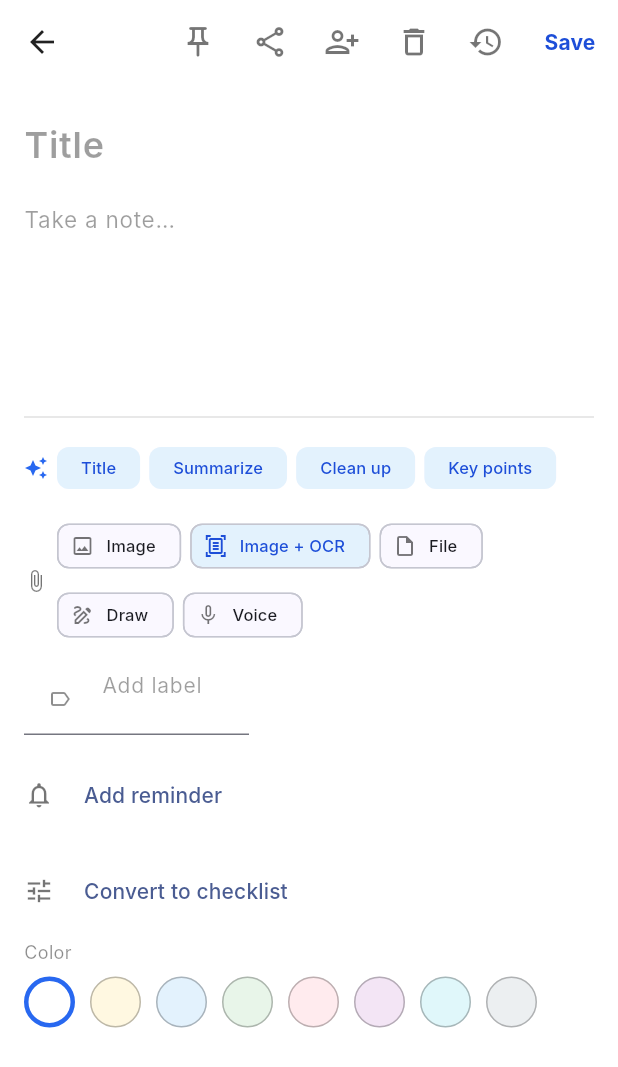
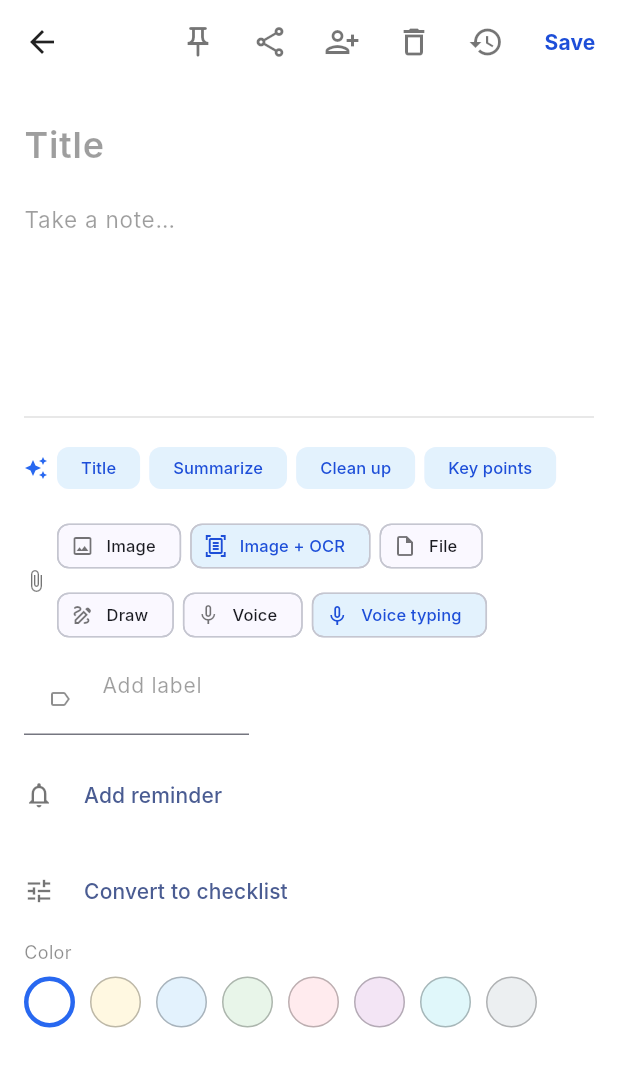
Before and after one commit to amithkukllod777/Kukkeep, a Flutter app: the NoteEditorScreen screen opened directly with sample values from the repository, on a phone screen of 412 x 824 dp. Shown: the top 1067 px of the screen. Run offline on Flutter 3.47's test engine with Material 3 defaults, Android fonts, the phone set to English and light mode, and no system bars; our stand-ins replace app_links, audioplayers, cached_network_image, file_picker, firebase_core, firebase_crashlytics and 9 more; missing offline and left inert: app_settings, home_widget, receive_sharing_intent, record; accounts and stored records are empty; network calls fail; Roboto replaces fonts that are missing (Inter).

Commit message:
On-device voice typing (dictate to text — no API key, no cost)
Answers 'why a separate key?' — Anthropic can't transcribe audio, so the
Whisper path needs OpenAI/Groq/forge. This adds a key-free alternative:
dictation using the phone's own speech recognizer (speech_to_text).

- Editor: a 'Voice typing' chip (next to Voice record) opens a listening
  sheet showing live recognized words + Stop; on stop the text is inserted
  into the note (new checklist item, or appended to the body). Uses the
  device locale.
- pubspec: speech_to_text ^7.0.0.
- CI (both workflows): inject the <queries> RecognitionService intent
  (Android 11+ package visibility); RECORD_AUDIO already present.
- l10n: _stt gains voice_typing / listening / stop / speech_unavailable
  (12 languages).

This is separate from the server 'Transcribe' button (which turns an
existing recording into text via Whisper, and needs a key). Voice typing
needs neither a key nor a network round-trip on devices with on-device
recognition. Native manifest change → needs a build to verify.

Bump version to 2.7.0+60. No build triggered (golden rule).

Co-Authored-By: Claude Opus 4.8 <noreply@anthropic.com>
Claude-Session: https://claude.ai/code/session_01SN4idYogvC4E78wu3rjf1X

```diff
--- a/lib/l10n/strings.dart
+++ b/lib/l10n/strings.dart
@@ -672,16 +672,16 @@ const Map<String, Map<String, String>> _collab = {
 
 // Voice-transcription strings. tr() falls back to English.
 const Map<String, Map<String, String>> _stt = {
-  'en': {'transcribe': 'Transcribe', 'transcribed': 'Transcribed', 'no_speech': 'No speech detected'},
-  'hi': {'transcribe': 'लिप्यंतरण', 'transcribed': 'लिप्यंतरण हो गया', 'no_speech': 'कोई आवाज़ नहीं मिली'},
-  'bn': {'transcribe': 'প্রতিলিপি', 'transcribed': 'প্রতিলিপি হয়েছে', 'no_speech': 'কোনো কথা পাওয়া যায়নি'},
-  'es': {'transcribe': 'Transcribir', 'transcribed': 'Transcrito', 'no_speech': 'No se detectó voz'},
-  'pt': {'transcribe': 'Transcrever', 'transcribed': 'Transcrito', 'no_speech': 'Nenhuma fala detectada'},
-  'fr': {'transcribe': 'Transcrire', 'transcribed': 'Transcrit', 'no_speech': 'Aucune parole détectée'},
-  'de': {'transcribe': 'Transkribieren', 'transcribed': 'Transkribiert', 'no_speech': 'Keine Sprache erkannt'},
-  'ru': {'transcribe': 'Расшифровать', 'transcribed': 'Расшифровано', 'no_speech': 'Речь не обнаружена'},
-  'ar': {'transcribe': 'تفريغ نصي', 'transcribed': 'تم التفريغ', 'no_speech': 'لم يتم اكتشاف كلام'},
-  'zh': {'transcribe': '转文字', 'transcribed': '已转文字', 'no_speech': '未检测到语音'},
-  'ja': {'transcribe': '文字起こし', 'transcribed': '文字起こし完了', 'no_speech': '音声が検出されません'},
-  'id': {'transcribe': 'Transkrip', 'transcribed': 'Ditranskrip', 'no_speech': 'Tidak ada ucapan terdeteksi'},
+  'en': {'transcribe': 'Transcribe', 'transcribed': 'Transcribed', 'no_speech': 'No speech detected', 'voice_typing': 'Voice typing', 'listening': 'Listening…', 'stop': 'Stop', 'speech_unavailable': 'Speech recognition unavailable on this device'},
+  'hi': {'transcribe': 'लिप्यंतरण', 'transcribed': 'लिप्यंतरण हो गया', 'no_speech': 'कोई आवाज़ नहीं मिली', 'voice_typing': 'बोलकर लिखें', 'listening': 'सुन रहे हैं…', 'stop': 'रोकें', 'speech_unavailable': 'इस डिवाइस पर वॉइस पहचान उपलब्ध नहीं'},
+  'bn': {'transcribe': 'প্রতিলিপি', 'transcribed': 'প্রতিলিপি হয়েছে', 'no_speech': 'কোনো কথা পাওয়া যায়নি', 'voice_typing': 'কণ্ঠে টাইপ', 'listening': 'শুনছি…', 'stop': 'থামুন', 'speech_unavailable': 'এই ডিভাইসে ভয়েস শনাক্তকরণ নেই'},
+  'es': {'transcribe': 'Transcribir', 'transcribed': 'Transcrito', 'no_speech': 'No se detectó voz', 'voice_typing': 'Dictado de voz', 'listening': 'Escuchando…', 'stop': 'Detener', 'speech_unavailable': 'Reconocimiento de voz no disponible en este dispositivo'},
+  'pt': {'transcribe': 'Transcrever', 'transcribed': 'Transcrito', 'no_speech': 'Nenhuma fala detectada', 'voice_typing': 'Ditado por voz', 'listening': 'Ouvindo…', 'stop': 'Parar', 'speech_unavailable': 'Reconhecimento de voz indisponível neste aparelho'},
+  'fr': {'transcribe': 'Transcrire', 'transcribed': 'Transcrit', 'no_speech': 'Aucune parole détectée', 'voice_typing': 'Saisie vocale', 'listening': 'Écoute…', 'stop': 'Arrêter', 'speech_unavailable': 'Reconnaissance vocale indisponible sur cet appareil'},
+  'de': {'transcribe': 'Transkribieren', 'transcribed': 'Transkribiert', 'no_speech': 'Keine Sprache erkannt', 'voice_typing': 'Spracheingabe', 'listening': 'Höre zu…', 'stop': 'Stopp', 'speech_unavailable': 'Spracherkennung auf diesem Gerät nicht verfügbar'},
+  'ru': {'transcribe': 'Расшифровать', 'transcribed': 'Расшифровано', 'no_speech': 'Речь не обнаружена', 'voice_typing': 'Голосовой ввод', 'listening': 'Слушаю…', 'stop': 'Стоп', 'speech_unavailable': 'Распознавание речи недоступно на этом устройстве'},
+  'ar': {'transcribe': 'تفريغ نصي', 'transcribed': 'تم التفريغ', 'no_speech': 'لم يتم اكتشاف كلام', 'voice_typing': 'الكتابة بالصوت', 'listening': 'جارٍ الاستماع…', 'stop': 'إيقاف', 'speech_unavailable': 'التعرف على الكلام غير متاح على هذا الجهاز'},
+  'zh': {'transcribe': '转文字', 'transcribed': '已转文字', 'no_speech': '未检测到语音', 'voice_typing': '语音输入', 'listening': '正在聆听…', 'stop': '停止', 'speech_unavailable': '此设备不支持语音识别'},
+  'ja': {'transcribe': '文字起こし', 'transcribed': '文字起こし完了', 'no_speech': '音声が検出されません', 'voice_typing': '音声入力', 'listening': '聞き取り中…', 'stop': '停止', 'speech_unavailable': 'この端末では音声認識を利用できません'},
+  'id': {'transcribe': 'Transkrip', 'transcribed': 'Ditranskrip', 'no_speech': 'Tidak ada ucapan terdeteksi', 'voice_typing': 'Ketik suara', 'listening': 'Mendengarkan…', 'stop': 'Berhenti', 'speech_unavailable': 'Pengenalan suara tidak tersedia di perangkat ini'},
 };
--- a/lib/note_colors.dart
+++ b/lib/note_colors.dart
@@ -56,8 +56,8 @@ const String kPrivacyUrl = 'https://kuklabs.com/privacy';
 const String kSupportUrl = 'https://kuklabs.com/support';
 // App version shown in Settings → About as "Version x.y.z (Build n)"
 // (KUKLABS_MASTER_STANDARD.md §12.2). Keep in sync with pubspec `version`.
-const String kAppVersion = '2.6.9';
-const int kAppBuild = 59;
+const String kAppVersion = '2.7.0';
+const int kAppBuild = 60;
 
 // Display headings share the primary sans family (no serif in product UI).
 const String kDisplayFont = kFont;
--- a/pubspec.yaml
+++ b/pubspec.yaml
@@ -1,7 +1,7 @@
 name: kukkeep
 description: KukKeep — native notes, checklists & reminders (Flutter). Connects to your KukLabs account.
 publish_to: 'none'
-version: 2.6.9+59
+version: 2.7.0+60
 
 environment:
   sdk: '>=3.4.0 <4.0.0'
@@ -37,6 +37,7 @@ dependencies:
   share_plus: ^11.0.0                    # share a note's text to other apps + export notes to a file (Keep parity)
   receive_sharing_intent: ^1.8.0         # receive text/URLs shared FROM other apps into a new note (Keep parity)
   home_widget: ^0.6.0                     # home-screen widget: latest note + quick open (Keep parity)
+  speech_to_text: ^7.0.0                  # on-device voice typing (dictate → text; no API key/cost)
 
 dev_dependencies:
   flutter_test:
```
Also changed, not shown: lib/screens/note_editor_screen.dart (+62 -0 lines), 2 other files.
